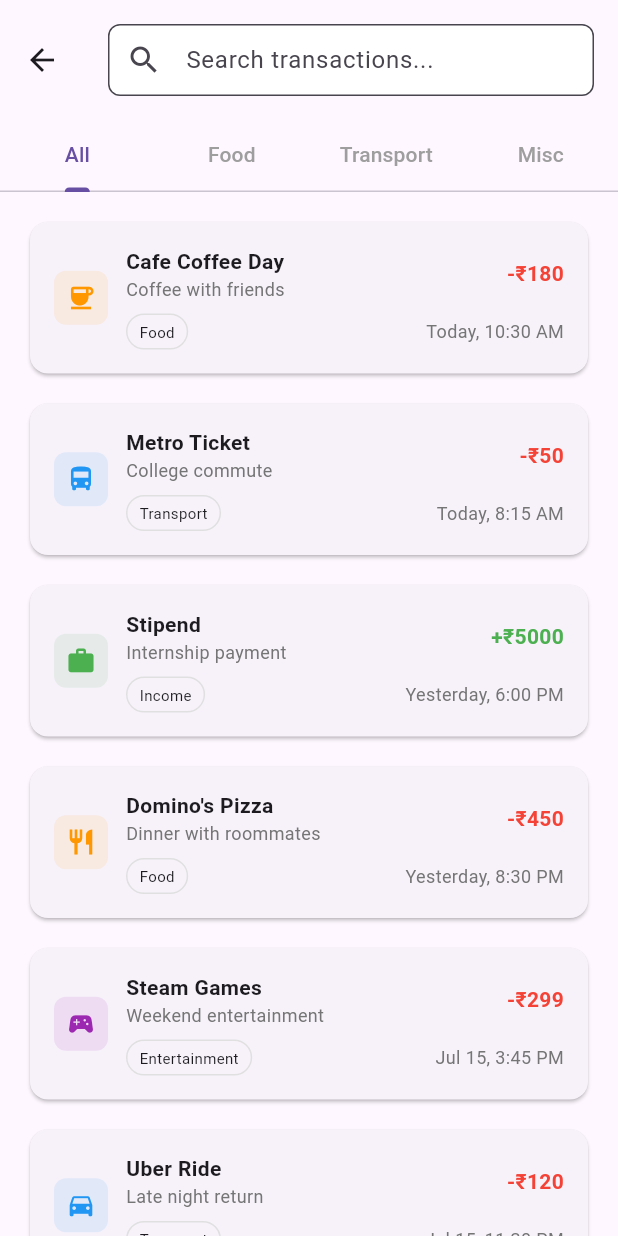
After one commit to ThisIsSidam/byte_tracker, a Flutter app: the TransactionsScreen screen opened directly, on a phone screen of 412 x 824 dp. The commit adds this screen. Run offline on Flutter 3.47's test engine with Material 3 defaults, Android fonts, the light colour scheme and no system bars; our stand-ins replace dio, equatable, firebase_auth, firebase_core, fl_chart, flutter_hooks and 4 more; accounts and stored records are empty; generated files the repository leaves out were written again.

Commit message:
Added static transactions screen ui

```diff
--- a/lib/features/dashboard/presentation/screens/app_dashboard.dart
+++ b/lib/features/dashboard/presentation/screens/app_dashboard.dart
@@ -2,6 +2,7 @@
 import 'package:flutter_hooks/flutter_hooks.dart';
 import 'package:hooks_riverpod/hooks_riverpod.dart';
 
+import '../../../transactions/presentation/screens/transactions_screen.dart';
 import 'dashboard_screen.dart';
 
 @immutable
@@ -17,8 +18,7 @@
       case 0:
         return const DashboardScreen();
       case 1:
-        // TODO: Replace with TransactionsScreen
-        return const DashboardScreen();
+        return const TransactionsScreen();
       case 2:
         // TODO: Replace with GoalsScreen
         return const DashboardScreen();
--- /dev/null
+++ b/lib/features/transactions/data/models/transaction_model.dart
@@ -0,0 +1,22 @@
+import 'package:flutter/material.dart';
+
+class Transaction {
+  Transaction({
+    required this.id,
+    required this.title,
+    required this.note,
+    required this.amount,
+    required this.date,
+    required this.category,
+    required this.icon,
+    required this.color,
+  });
+  final int id;
+  final String title;
+  final String note;
+  final int amount;
+  final String date;
+  final String category;
+  final IconData icon;
+  final Color color;
+}
--- /dev/null
+++ b/lib/features/transactions/presentation/screens/transactions_screen.dart
@@ -0,0 +1,193 @@
+import 'package:flutter/material.dart';
+
+import '../../data/models/transaction_model.dart';
+import '../widgets/transaction_card.dart';
+
+class TransactionsScreen extends StatefulWidget {
+  const TransactionsScreen({super.key});
+
+  @override
+  State<TransactionsScreen> createState() => _TransactionsScreenState();
+}
+
+class _TransactionsScreenState extends State<TransactionsScreen>
+    with SingleTickerProviderStateMixin {
+  late TabController _tabController;
+  String _searchQuery = '';
+
+  final List<Transaction> transactions = <Transaction>[
+    Transaction(
+      id: 1,
+      title: 'Cafe Coffee Day',
+      note: 'Coffee with friends',
+      amount: -180,
+      date: 'Today, 10:30 AM',
+      category: 'Food',
+      icon: Icons.coffee,
+      color: Colors.orange,
+    ),
+    Transaction(
+      id: 2,
+      title: 'Metro Ticket',
+      note: 'College commute',
+      amount: -50,
+      date: 'Today, 8:15 AM',
+      category: 'Transport',
+      icon: Icons.directions_bus,
+      color: Colors.blue,
+    ),
+    Transaction(
+      id: 3,
+      title: 'Stipend',
+      note: 'Internship payment',
+      amount: 5000,
+      date: 'Yesterday, 6:00 PM',
+      category: 'Income',
+      icon: Icons.work,
+      color: Colors.green,
+    ),
+    Transaction(
+      id: 4,
+      title: "Domino's Pizza",
+      note: 'Dinner with roommates',
+      amount: -450,
+      date: 'Yesterday, 8:30 PM',
+      category: 'Food',
+      icon: Icons.restaurant,
+      color: Colors.orange,
+    ),
+    Transaction(
+      id: 5,
+      title: 'Steam Games',
+      note: 'Weekend entertainment',
+      amount: -299,
+      date: 'Jul 15, 3:45 PM',
+      category: 'Entertainment',
+      icon: Icons.sports_esports,
+      color: Colors.purple,
+    ),
+    Transaction(
+      id: 6,
+      title: 'Uber Ride',
+      note: 'Late night return',
+      amount: -120,
+      date: 'Jul 15, 11:30 PM',
+      category: 'Transport',
+      icon: Icons.directions_car,
+      color: Colors.blue,
+    ),
+    Transaction(
+      id: 7,
+      title: 'Stationery',
+      note: 'Project supplies',
+      amount: -250,
+      date: 'Jul 14, 4:20 PM',
+      category: 'Misc',
+      icon: Icons.shopping_bag,
+      color: Colors.grey,
+    ),
+  ];
+
+  @override
+  void initState() {
+    super.initState();
+    _tabController = TabController(length: 4, vsync: this);
+  }
+
+  @override
+  void dispose() {
+    _tabController.dispose();
+    super.dispose();
+  }
+
+  List<Transaction> get filteredTransactions {
+    return transactions.where((Transaction transaction) {
+      return transaction.title
+              .toLowerCase()
+              .contains(_searchQuery.toLowerCase()) ||
+          transaction.note.toLowerCase().contains(_searchQuery.toLowerCase()) ||
+          transaction.category
+              .toLowerCase()
+              .contains(_searchQuery.toLowerCase());
+    }).toList();
+  }
+
+  List<Transaction> getTransactionsByCategory(String category) {
+    if (category == 'All') {
+      return filteredTransactions;
+    } else if (category == 'Misc') {
+      return filteredTransactions
+          .where(
+            (Transaction t) =>
+                !<String>['Food', 'Transport', 'Income'].contains(t.category),
+          )
+          .toList();
+    } else {
+      return filteredTransactions
+          .where((Transaction t) => t.category == category)
+          .toList();
+    }
+  }
+
+  @override
+  Widget build(BuildContext context) {
+    return Scaffold(
+      appBar: AppBar(
+        toolbarHeight: 80,
+        title: TextField(
+          onChanged: (String value) {
+            setState(() {
+              _searchQuery = value;
+            });
+          },
+          decoration: InputDecoration(
+            hintText: 'Search transactions...',
+            prefixIcon: const Icon(Icons.search),
+            border: OutlineInputBorder(
+              borderRadius: BorderRadius.circular(8),
+              borderSide: BorderSide(color: Colors.grey.shade300),
+            ),
+            contentPadding: EdgeInsets.zero,
+            filled: true,
+            fillColor: Colors.white,
+          ),
+        ),
+        bottom: TabBar(
+          controller: _tabController,
+          labelColor: Theme.of(context).primaryColor,
+          unselectedLabelColor: Colors.grey,
+          indicatorColor: Theme.of(context).primaryColor,
+          tabs: const <Widget>[
+            Tab(text: 'All'),
+            Tab(text: 'Food'),
+            Tab(text: 'Transport'),
+            Tab(text: 'Misc'),
+          ],
+        ),
+      ),
+      body: TabBarView(
+        controller: _tabController,
+        children: <Widget>[
+          _buildTransactionList(getTransactionsByCategory('All')),
+          _buildTransactionList(getTransactionsByCategory('Food')),
+          _buildTransactionList(getTransactionsByCategory('Transport')),
+          _buildTransactionList(getTransactionsByCategory('Misc')),
+        ],
+      ),
+    );
+  }
+
+  Widget _buildTransactionList(List<Transaction> transactions) {
+    return ListView.builder(
+      padding: const EdgeInsets.all(16),
+      itemCount: transactions.length,
+      itemBuilder: (BuildContext context, int index) {
+        final Transaction transaction = transactions[index];
+        return Padding(
+          padding: const EdgeInsets.only(bottom: 12),
+          child: TransactionCard(transaction: transaction),
+        );
+      },
+    );
+  }
+}
--- /dev/null
+++ b/lib/features/transactions/presentation/widgets/transaction_card.dart
@@ -0,0 +1,115 @@
+import 'package:flutter/material.dart';
+
+import '../../data/models/transaction_model.dart';
+
+class TransactionCard extends StatelessWidget {
+  const TransactionCard({
+    required this.transaction,
+    super.key,
+  });
+  final Transaction transaction;
+
+  @override
+  Widget build(BuildContext context) {
+    return Card(
+      child: Padding(
+        padding: const EdgeInsets.all(16),
+        child: Row(
+          children: <Widget>[
+            // Category Icon
+            Container(
+              padding: const EdgeInsets.all(8),
+              decoration: BoxDecoration(
+                color: transaction.color.withOpacity(0.1),
+                borderRadius: BorderRadius.circular(8),
+              ),
+              child: Icon(
+                transaction.icon,
+                color: transaction.color,
+                size: 20,
+              ),
+            ),
+            const SizedBox(width: 12),
+
+            // Transaction Details
+            Expanded(
+              child: Column(
+                crossAxisAlignment: CrossAxisAlignment.start,
+                children: <Widget>[
+                  Row(
+                    mainAxisAlignment: MainAxisAlignment.spaceBetween,
+                    children: <Widget>[
+                      Expanded(
+                        child: Column(
+                          crossAxisAlignment: CrossAxisAlignment.start,
+                          children: <Widget>[
+                            Text(
+                              transaction.title,
+                              style: const TextStyle(
+                                fontWeight: FontWeight.bold,
+                                fontSize: 14,
+                              ),
+                              maxLines: 1,
+                              overflow: TextOverflow.ellipsis,
+                            ),
+                            Text(
+                              transaction.note,
+                              style: TextStyle(
+                                fontSize: 12,
+                                color: Colors.grey.shade600,
+                              ),
+                              maxLines: 1,
+                              overflow: TextOverflow.ellipsis,
+                            ),
+                          ],
+                        ),
+                      ),
+                      Text(
+                        transaction.amount > 0
+                            ? '+₹${transaction.amount}'
+                            : '-₹${transaction.amount.abs()}',
+                        style: TextStyle(
+                          fontWeight: FontWeight.bold,
+                          color: transaction.amount > 0
+                              ? Colors.green
+                              : Colors.red,
+                        ),
+                      ),
+                    ],
+                  ),
+                  const SizedBox(height: 8),
+                  Row(
+                    mainAxisAlignment: MainAxisAlignment.spaceBetween,
+                    children: <Widget>[
+                      Container(
+                        padding: const EdgeInsets.symmetric(
+                          horizontal: 8,
+                          vertical: 4,
+                        ),
+                        decoration: BoxDecoration(
+                          border: Border.all(color: Colors.grey.shade300),
+                          borderRadius: BorderRadius.circular(16),
+                        ),
+                        child: Text(
+                          transaction.category,
+                          style: const TextStyle(fontSize: 10),
+                        ),
+                      ),
+                      Text(
+                        transaction.date,
+                        style: TextStyle(
+                          fontSize: 12,
+                          color: Colors.grey.shade600,
+                        ),
+                      ),
+                    ],
+                  ),
+                ],
+              ),
+            ),
+          ],
+        ),
+      ),
+    );
+  }
+}
```
